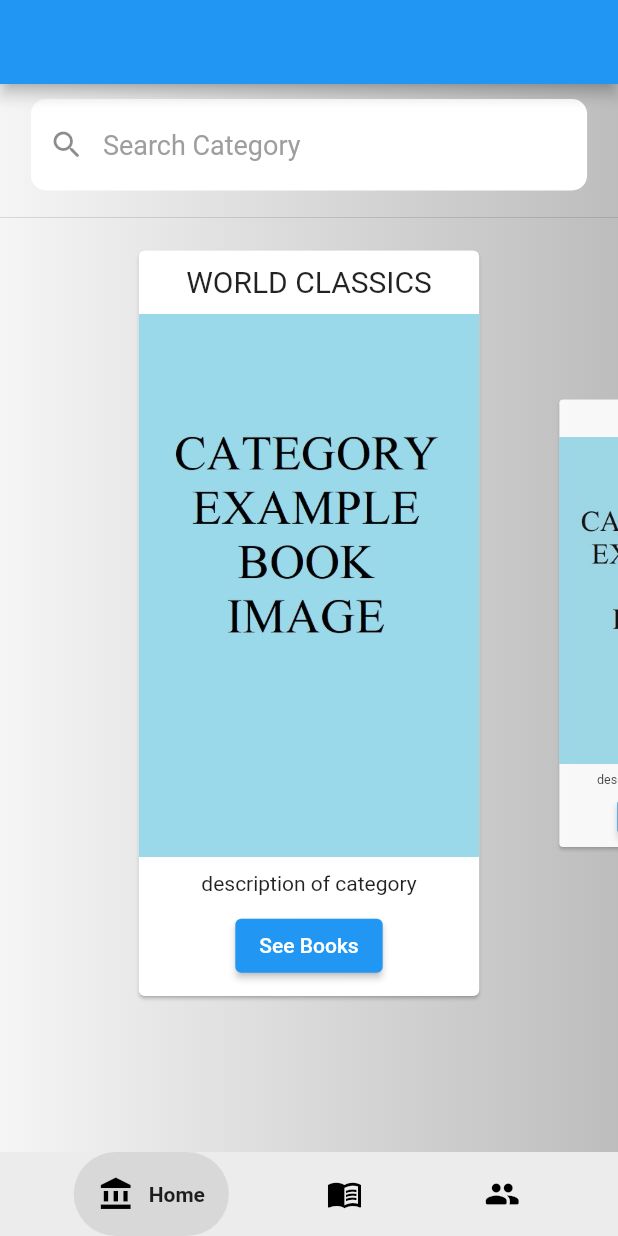
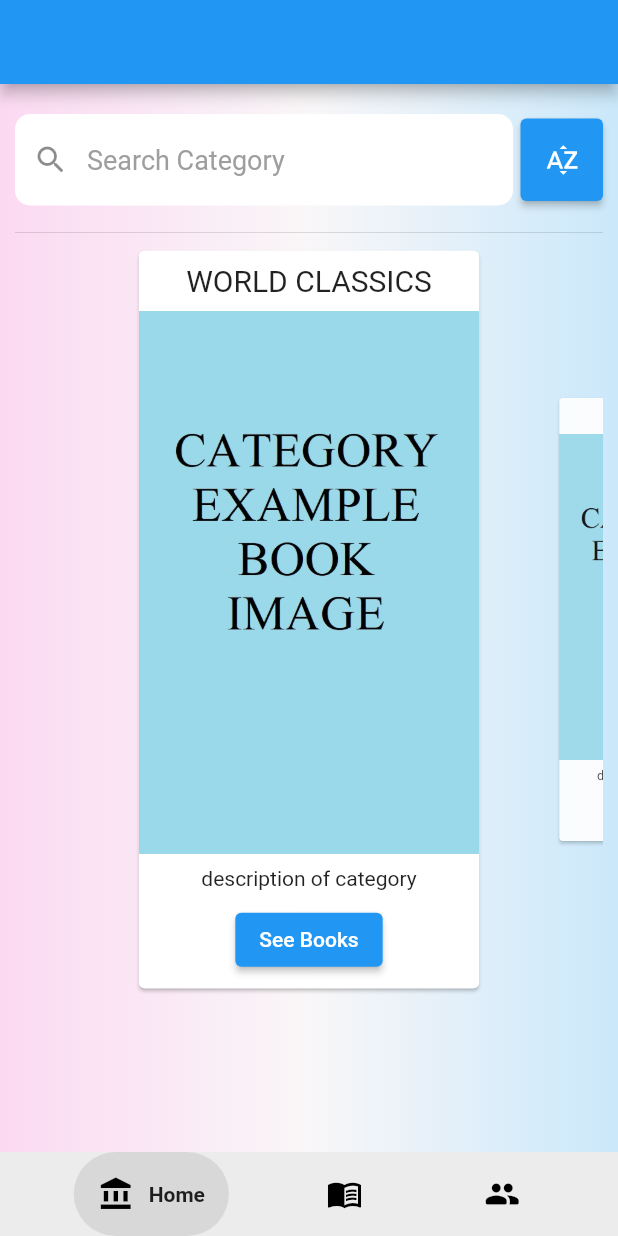
Before and after one commit to GTU-Ghostbusters/shelf_mobil_frontend, a Flutter app: the screen it shows after launch, on a phone screen of 412 x 824 dp. Run offline on Flutter 3.47's test engine with Material 2 defaults, Android fonts, the phone set to English and light mode, and no system bars; drawn by our look-alikes of google_nav_bar, scroll_snap_list.

```diff
--- a/lib/datas/category.dart
+++ /dev/null
@@ -1,28 +0,0 @@
-class Category {
-  final String title;
-  final String imagePath;
-  final String description;
-
-  Category(this.title, this.imagePath, this.description);
-
-  static List<Category> getCategoryList() {
-    return [
-      Category("WORLD CLASSICS", " ", "description"),
-      Category("NOVEL", " ", "description"),
-      Category("LITERATURE", " ", "description"),
-      Category("STORY", " ", "description"),
-      Category("SELF-HELP", " ", "description"),
-      Category("KIDS", " ", "description"),
-      Category("POLITICS", " ", "description"),
-      Category("POEM", " ", "description"),
-      Category("BIOGRAPHIES", " ", "description"),
-      Category("HISTORY", " ", "description"),
-      Category("ECONOMY", " ", "description"),
-      Category("ART", " ", "description"),
-      Category("EDUCATION", " ", "description"),
-      Category("SCIENCE-FICTION", " ", "description"),
-      Category("PHILOSOPHY", " ", "description"),
-      Category("ENTERTAINMENT", " ", "description"),
-    ];
-  }
-}
--- a/lib/main.dart
+++ b/lib/main.dart
@@ -34,7 +34,7 @@ class RootPage extends StatefulWidget {
 
 class _RootPageState extends State<RootPage> {
   int _currentPage = 0;
-  List<Widget> pages = const [HomePage(), GetBookPage(), ShareBookPage()];
+  List<Widget> pages = [ HomePage(), const GetBookPage(), const ShareBookPage()];
 
   @override
   Widget build(BuildContext context) {
--- a/lib/pages/home_page.dart
+++ b/lib/pages/home_page.dart
@@ -1,36 +1,70 @@
 import 'package:flutter/material.dart';
 import 'package:scroll_snap_list/scroll_snap_list.dart';
+import 'package:shelf_mobil_frontend/types/enums.dart';
 
-import '../datas/category.dart';
+import '../types/category.dart';
 
 class HomePage extends StatefulWidget {
-  const HomePage({super.key});
+  HomePage({super.key});
+
+  final List<Category> categoryList = <Category>[
+    Category("WORLD CLASSICS", " ", "description", 6),
+    Category("NOVEL", " ", "description", 14),
+    Category("LITERATURE", " ", "description", 23),
+    Category("STORY", " ", "description", 21),
+    Category("SELF-HELP", " ", "description", 3),
+    Category("KIDS", " ", "description", 7),
+    Category("POLITICS", " ", "description", 32),
+    Category("POEM", " ", "description", 2),
+    Category("BIOGRAPHIES", " ", "description", 6),
+    Category("HISTORY", " ", "description", 8),
+    Category("ECONOMY", " ", "description", 4),
+    Category("ART", " ", "description", 5),
+    Category("EDUCATION", " ", "description", 29),
+    Category("SCIENCE-FICTION", " ", "description", 15),
+    Category("PHILOSOPHY", " ", "description", 5),
+    Category("ENTERTAINMENT", " ", "description", 3)
+  ];
 
   @override
   State<HomePage> createState() => _HomePageState();
 }
 
 class _HomePageState extends State<HomePage> {
-  List<Category> categoryList = Category.getCategoryList();
+  void sortCategoryByNumberOfBooks() {
+    widget.categoryList
+        .sort((a, b) => b.numberOfBooks.compareTo(a.numberOfBooks));
+  }
+
+  void sortCategoryByName() {
+    widget.categoryList
+        .sort((a, b) => a.title.toLowerCase().compareTo(b.title.toLowerCase()));
+  }
+
+  CategorySort _categorySort = CategorySort.numberOfBooks;
 
   @override
   Widget build(BuildContext context) {
     return Scaffold(
       body: Container(
-        decoration: BoxDecoration(
+        padding: const EdgeInsets.all(10),
+        decoration: const BoxDecoration(
           gradient: LinearGradient(
             tileMode: TileMode.mirror,
             colors: [
-              Colors.grey.shade100,
-              Colors.grey.shade400,
+              Color.fromARGB(70, 255, 131, 220),
+              Color.fromARGB(70, 246, 238, 243),
+              Color.fromARGB(70, 76, 185, 252),
             ],
           ),
         ),
         child: Column(
           children: [
             const SizedBox(height: 10),
-            FractionallySizedBox(
-              widthFactor: 0.9,
+            Row(
+              children: [
+                Flexible(
+                  flex: 1,
                   child: TextField(
                     cursorColor: Colors.grey,
                     decoration: InputDecoration(
@@ -40,7 +74,8 @@ class _HomePageState extends State<HomePage> {
                           borderRadius: BorderRadius.circular(10),
                           borderSide: BorderSide.none),
                       hintText: 'Search Category',
-                  hintStyle: const TextStyle(color: Colors.grey, fontSize: 18),
+                      hintStyle:
+                          const TextStyle(color: Colors.grey, fontSize: 18),
                       prefixIcon: Container(
                         width: 18,
                         padding: const EdgeInsets.all(5),
@@ -49,15 +84,38 @@ class _HomePageState extends State<HomePage> {
                     ),
                   ),
                 ),
+                const SizedBox(width: 5),
+                SizedBox(
+                  height: 55,
+                  width: 55,
+                  child: ElevatedButton(
+                    onPressed: () {
+                      setState(() {
+                        _categorySort == CategorySort.numberOfBooks
+                            ? _categorySort = CategorySort.alphabetic
+                            : _categorySort = CategorySort.numberOfBooks;
+                        _categorySort == CategorySort.numberOfBooks
+                            ? sortCategoryByName()
+                            : sortCategoryByNumberOfBooks();
+                      });
+                    },
+                    child: _categorySort == CategorySort.numberOfBooks
+                        ? const Icon(Icons.sort_by_alpha)
+                        : const Icon(Icons.sort),
+                  ),
+                )
+              ],
+            ),
             const SizedBox(height: 10),
             const Divider(),
-            Expanded(
+            SizedBox(
+              height: 500,
               child: ScrollSnapList(
+                clipBehavior: Clip.none,
                 itemBuilder: _buildListItem,
-                itemCount: categoryList.length,
+                itemCount: widget.categoryList.length,
                 itemSize: 235,
                 onItemFocus: (index) {},
-                padding: const EdgeInsets.only(top: 10, bottom: 100),
                 dynamicItemSize: true,
                 updateOnScroll: true,
                 scrollDirection: Axis.horizontal,
@@ -71,7 +129,7 @@ class _HomePageState extends State<HomePage> {
   }
 
   Widget _buildListItem(BuildContext context, int index) {
-    Category category = categoryList[index];
+    Category category = widget.categoryList[index];
     return SizedBox(
       width: 235,
       height: 170,
--- /dev/null
+++ b/lib/types/category.dart
@@ -0,0 +1,17 @@
+class Category implements Comparable<Category> {
+  String title;
+  String imagePath;
+  String description;
+  int numberOfBooks;
+
+  Category(this.title, this.imagePath, this.description, this.numberOfBooks);
+
+  @override
+  int compareTo(Category other) {
+    if (numberOfBooks > other.numberOfBooks) {
+      return 1;
+    } else {
+      return 0;
+    }
+  }
+}
--- /dev/null
+++ b/lib/types/enums.dart
@@ -0,0 +1 @@
+enum CategorySort{alphabetic, numberOfBooks}
```
Lines whose indentation alone changed are shown as unchanged.
